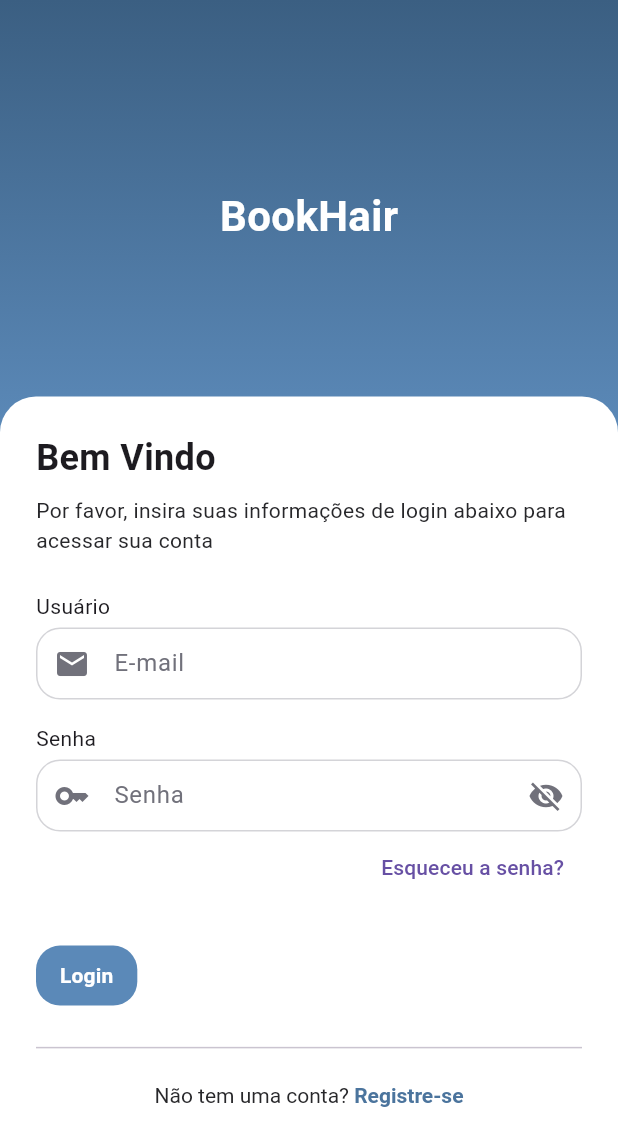
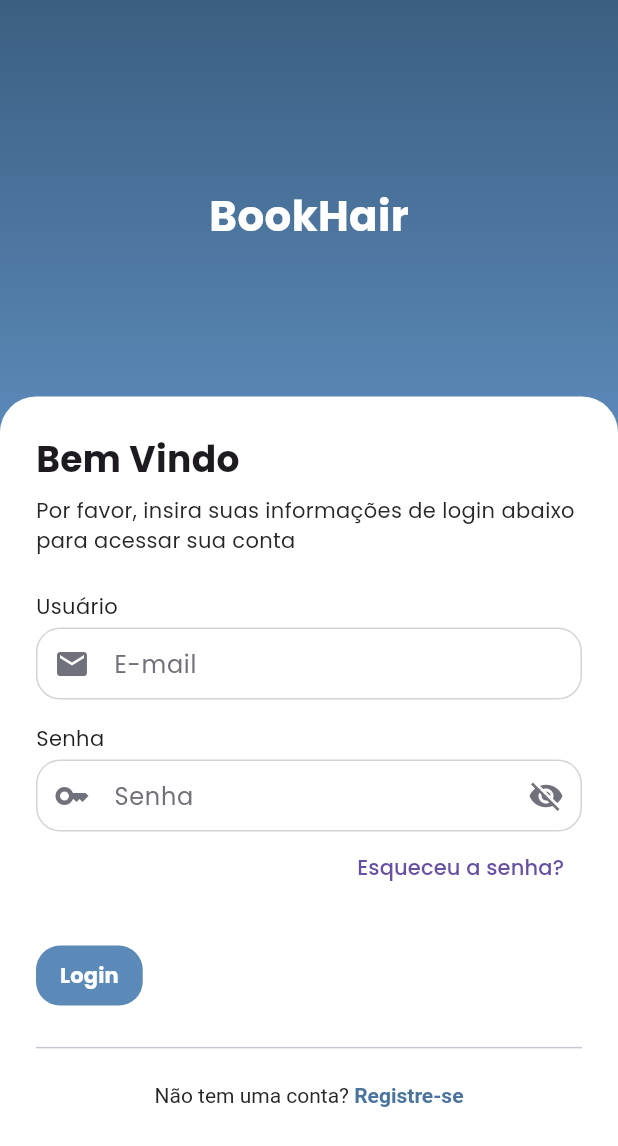
Before and after one commit to lucasfeva/Bookhair, a Flutter app: the screen it shows after launch, on a phone screen of 412 x 824 dp. Shown: the top 1146 px of the screen. Run offline on Flutter 3.47's test engine with Material 3 defaults, Android fonts, the light colour scheme and no system bars; accounts and stored records are empty.

Commit message:
feat: update app theme and title in main.dart

```diff
--- a/lib/main.dart
+++ b/lib/main.dart
@@ -25,6 +25,13 @@ class MyApp extends StatelessWidget {
   @override
   Widget build(BuildContext context) {
     return MaterialApp(
+      title: 'BookHair',
+      debugShowCheckedModeBanner: false,
+      theme: ThemeData(
+        fontFamily: 'Poppins',
+        primarySwatch: Colors.blue,
+        useMaterial3: true,
+      ),
       initialRoute: '/',
       routes: {
         '/': (_) => const SignInScreen(),
```
